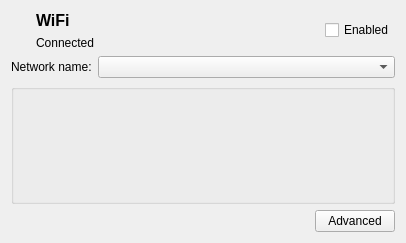
Qt form src/wirelesspage.ui (OSSystems/qconnman-ui) before a commit.
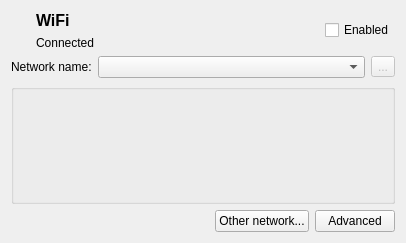
The same form after that commit. Icons and pictures are not drawn. Custom widgets are drawn as their Qt base class.

Commit message: Added button to clear favorite settings

```diff
--- a/src/wirelesspage.ui
+++ b/src/wirelesspage.ui
@@ -122,6 +122,19 @@
        </property>
       </widget>
      </item>
+     <item>
+      <widget class="QToolButton" name="clearButton">
+       <property name="enabled">
+        <bool>false</bool>
+       </property>
+       <property name="text">
+        <string>...</string>
+       </property>
+       <property name="icon">
+        <iconset theme="edit-clear"/>
+       </property>
+      </widget>
+     </item>
     </layout>
    </item>
    <item>
@@ -155,6 +168,13 @@
        </property>
       </spacer>
      </item>
+     <item>
+      <widget class="QPushButton" name="otherNetworkButton">
+       <property name="text">
+        <string>Other network...</string>
+       </property>
+      </widget>
+     </item>
      <item>
       <widget class="QPushButton" name="advancedButton">
        <property name="text">
```
The commit also changes 2 other files.
